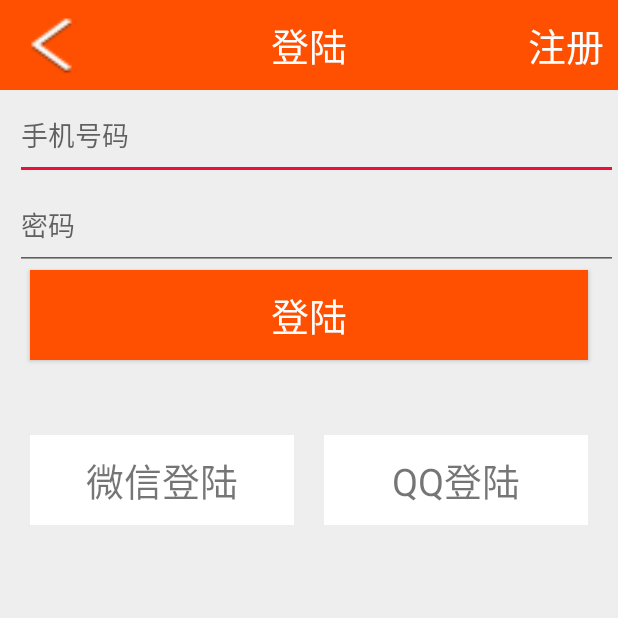
After one commit to teamsKing/HappySending, an Android app: the LoginActivity screen opened directly, with no data from a screen before it, on a phone screen of 412 x 824 dp, the top half of it. The commit adds this screen. Run offline under Robolectric (Android 15) with nearby library versions, the phone set to English and light mode, and no system bars; our stand-ins replace ButterKnife, RxJava; pictures from the network do not load.

Commit message:
赵世豪第三次改

```diff
--- /dev/null
+++ b/app/src/main/java/com/team/happysending/presenter/LoginPresenter.java
@@ -0,0 +1,10 @@
+package com.team.happysending.presenter;
+
+import com.team.happysending.views.interfaces.LoginView;
+
+/**
+ * Created by zhaoshihao on 2017/2/23.
+ */
+
+public class LoginPresenter extends BasePresenter<LoginView> {
+}
--- /dev/null
+++ b/app/src/main/java/com/team/happysending/views/activity/LoginActivity.java
@@ -0,0 +1,38 @@
+package com.team.happysending.views.activity;
+
+import com.team.happysending.R;
+import com.team.happysending.presenter.LoginPresenter;
+import com.team.happysending.views.interfaces.BaseView;
+import com.team.happysending.views.interfaces.LoginView;
+
+/**
+ * 登陆
+ * Created by zhaoshihao on 2017/2/23.
+ */
+
+public class LoginActivity extends BaseActivity<LoginPresenter> implements LoginView {
+    @Override
+    protected int getLayout() {
+        return R.layout.activity_login;
+    }
+
+    @Override
+    protected LoginPresenter initPresenter() {
+        return new LoginPresenter();
+    }
+
+    @Override
+    protected void addActivity() {
+        application.addActivity(this);
+    }
+
+    @Override
+    protected BaseView initCallBack() {
+        return this;
+    }
+
+    @Override
+    protected void initData() {
+
+    }
+}
--- /dev/null
+++ b/app/src/main/java/com/team/happysending/views/interfaces/LoginView.java
@@ -0,0 +1,8 @@
+package com.team.happysending.views.interfaces;
+
+/**
+ * Created by zhaoshihao on 2017/2/23.
+ */
+
+public interface LoginView extends BaseView {
+}
--- /dev/null
+++ b/app/src/main/res/layout/activity_login.xml
@@ -0,0 +1,89 @@
+<?xml version="1.0" encoding="utf-8"?>
+<LinearLayout xmlns:android="http://schemas.android.com/apk/res/android"
+    android:layout_width="match_parent"
+    android:layout_height="match_parent"
+    android:background="#eee"
+    android:orientation="vertical">
+
+    <LinearLayout
+        android:layout_width="match_parent"
+        android:layout_height="60dp"
+        android:background="#ff5001">
+
+        <Button
+            android:layout_width="0dp"
+            android:layout_height="50dp"
+            android:layout_gravity="center_vertical"
+            android:layout_weight="1"
+            android:background="@mipmap/back" />
+
+        <TextView
+            android:layout_width="0dp"
+            android:layout_height="60dp"
+            android:layout_weight="4"
+            android:gravity="center"
+            android:text="登陆"
+            android:textColor="#fff"
+            android:textSize="25sp" />
+
+        <TextView
+            android:layout_width="0dp"
+            android:layout_height="60dp"
+            android:layout_weight="1"
+            android:gravity="center"
+            android:text="注册"
+            android:textColor="#fff"
+            android:textSize="25sp" />
+    </LinearLayout>
+
+    <EditText
+        android:layout_width="match_parent"
+        android:layout_height="60dp"
+        android:layout_marginLeft="10dp"
+        android:hint="手机号码" />
+
+    <EditText
+        android:layout_width="match_parent"
+        android:layout_height="60dp"
+        android:layout_marginLeft="10dp"
+        android:hint="密码" />
+
+    <Button
+        android:layout_width="match_parent"
+        android:layout_height="60dp"
+        android:layout_marginLeft="20dp"
+        android:layout_marginRight="20dp"
+        android:background="#ff5001"
+        android:text="登陆"
+        android:textColor="#fff"
+        android:textSize="25sp" />
+
+    <LinearLayout
+        android:layout_width="match_parent"
+        android:layout_height="60dp"
+        android:layout_marginTop="50dp">
+
+        <TextView
+            android:layout_width="0dp"
+            android:layout_height="60dp"
+            android:layout_marginLeft="20dp"
+            android:layout_weight="1"
+            android:background="#fff"
+            android:gravity="center"
+            android:text="微信登陆"
+            android:textSize="25sp" />
+
+        <TextView
+            android:layout_width="0dp"
+            android:layout_height="60dp"
+            android:layout_marginLeft="20dp"
+            android:layout_marginRight="20dp"
+            android:layout_weight="1"
+            android:background="#fff"
+            android:gravity="center"
+            android:text="QQ登陆"
+            android:textSize="25sp" />
+    </LinearLayout>
+
+
+</LinearLayout>
```
Also changed, not shown: app/src/main/AndroidManifest.xml (+3 -4 lines), app/src/main/java/com/team/happysending/presenter/AddressChosePresenter.java (added, +10 -0 lines), app/src/main/java/com/team/happysending/views/activity/AddressChoseActivity.java (added, +39 -0 lines), app/src/main/java/com/team/happysending/views/activity/MainActivity.java (+20 -2 lines), app/src/main/java/com/team/happysending/views/interfaces/AddressChoseView.java (added, +8 -0 lines), app/src/main/res/drawable/customyuan.xml (added, +8 -0 lines), app/src/main/res/layout/activity_addresschose.xml (added, +12 -0 lines), app/src/main/res/layout/activity_main.xml (+70 -20 lines), app/src/main/res/drawable/u15.png (added), app/src/main/res/mipmap-hdpi/back.png (added), app/src/main/res/mipmap-hdpi/bf4.png (added), app/src/main/res/mipmap-hdpi/qq_log.png (added), app/src/main/res/mipmap-hdpi/weixin_log.png (added).
